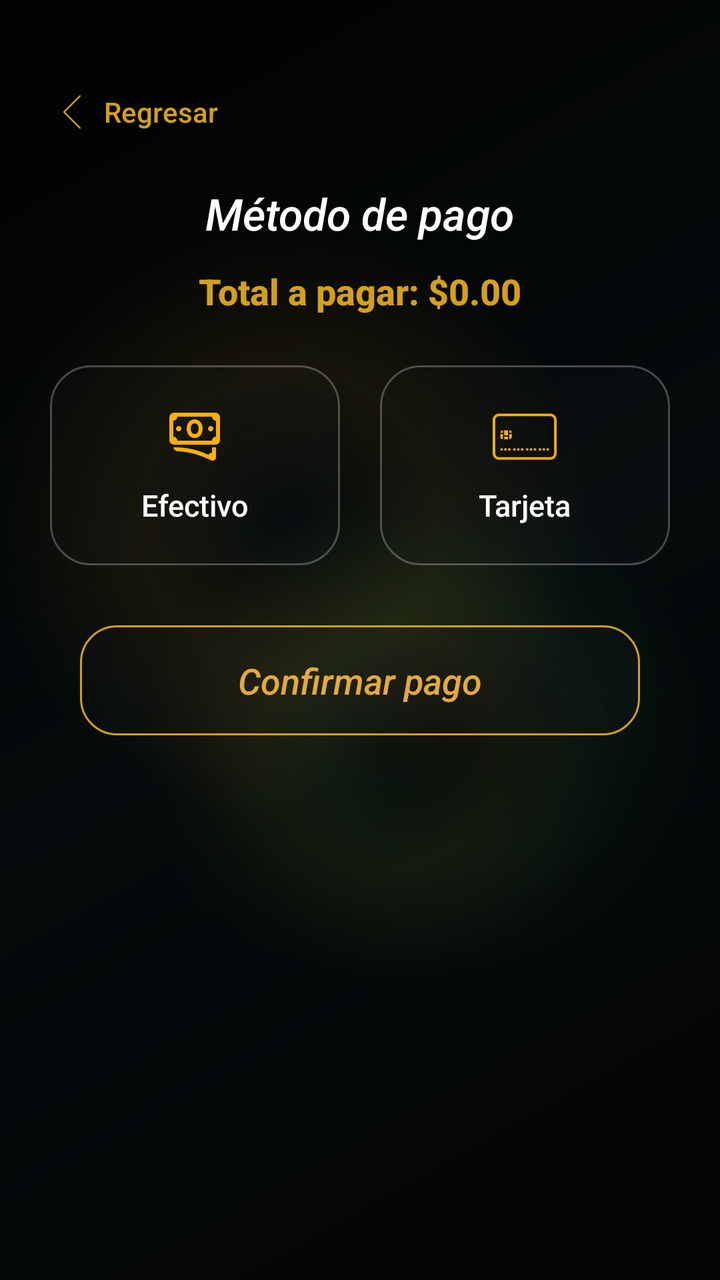
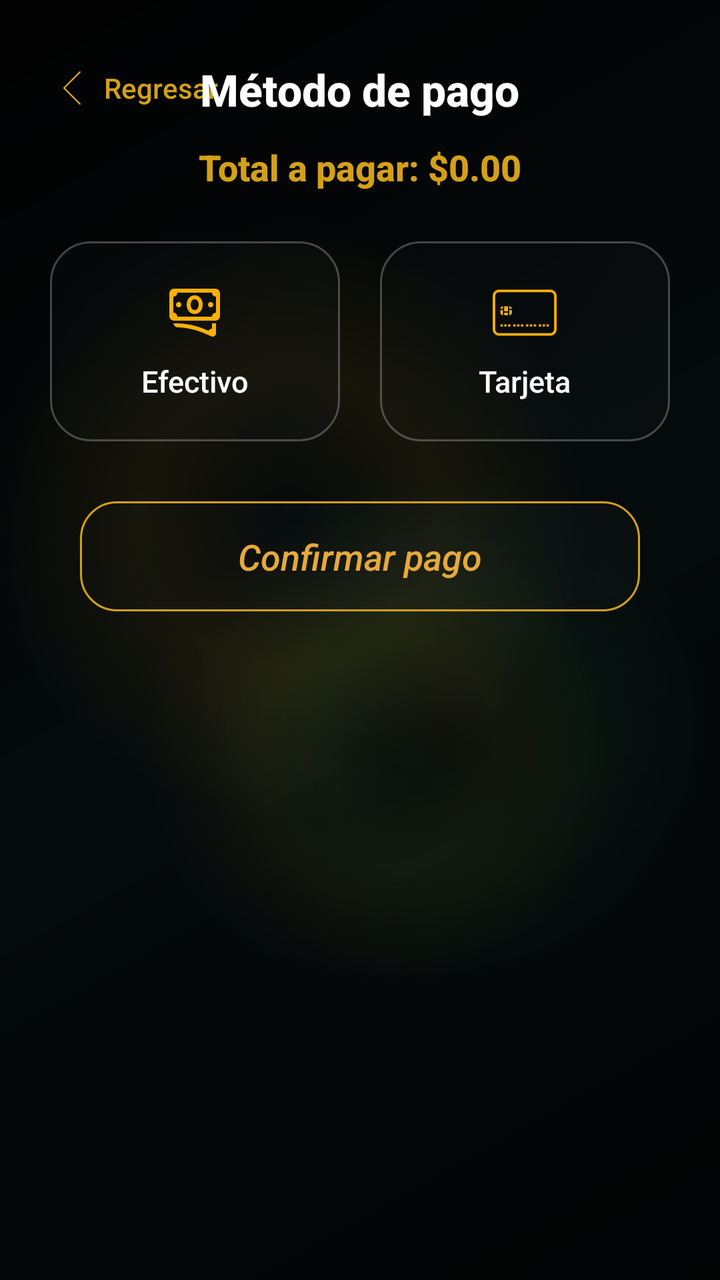

Compare the two renders of this Android layout. The source of the first and the diff that turns it into the second are given below.
<!-- AndroidManifest.xml: application theme Theme.AppKaaxPark -->
<!-- res/layout/activity_seleccionar_metodo_pago.xml -->
<?xml version="1.0" encoding="utf-8"?>
<androidx.constraintlayout.widget.ConstraintLayout
    xmlns:android="http://schemas.android.com/apk/res/android"
    xmlns:app="http://schemas.android.com/apk/res-auto"
    xmlns:tools="http://schemas.android.com/tools"
    android:layout_width="match_parent"
    android:layout_height="match_parent"
    android:background="@drawable/bg_screen_glass"
    tools:context=".Cliente.SeleccionarMetodoPago">

    <LinearLayout
        android:id="@+id/btnRegresar"
        android:layout_width="wrap_content"
        android:layout_height="wrap_content"
        android:layout_marginTop="40dp"
        android:layout_marginStart="20dp"
        android:gravity="center_vertical"
        android:orientation="horizontal"
        android:clickable="true"
        android:focusable="true"
        android:padding="6dp"
        app:layout_constraintTop_toTopOf="parent"
        app:layout_constraintStart_toStartOf="parent">

        <ImageView
            android:layout_width="20dp"
            android:layout_height="20dp"
            android:src="@drawable/icon_flecha"
            android:rotation="180"
            app:tint="#D4A017" />

        <TextView
            android:layout_width="wrap_content"
            android:layout_height="wrap_content"
            android:layout_marginStart="6dp"
            android:text="Regresar"
            android:textColor="#D4A017"
            android:textSize="14sp" />
    </LinearLayout>

    <TextView
        android:id="@+id/txtTituloMetodo"
        android:layout_width="wrap_content"
        android:layout_height="wrap_content"
        android:layout_marginTop="20dp"
        android:text="Método de pago"
        android:textColor="#FFFFFF"
        android:textSize="22sp"
        android:textStyle="italic"
        app:layout_constraintTop_toBottomOf="@id/btnRegresar"
        app:layout_constraintStart_toStartOf="parent"
        app:layout_constraintEnd_toEndOf="parent" />

    <TextView
        android:id="@+id/txtTotalAPagar"
        android:layout_width="wrap_content"
        android:layout_height="wrap_content"
        android:layout_marginTop="12dp"
        android:text="Total a pagar: $0.00"
        android:textColor="#D4A017"
        android:textSize="18sp"
        android:textStyle="bold"
        app:layout_constraintTop_toBottomOf="@id/txtTituloMetodo"
        app:layout_constraintStart_toStartOf="parent"
        app:layout_constraintEnd_toEndOf="parent" />

    <LinearLayout
        android:id="@+id/layoutMetodosPago"
        android:layout_width="match_parent"
        android:layout_height="wrap_content"
        android:layout_marginTop="25dp"
        android:layout_marginHorizontal="25dp"
        android:orientation="horizontal"
        app:layout_constraintTop_toBottomOf="@id/txtTotalAPagar">

        <LinearLayout
            android:id="@+id/cardEfectivo"
            android:layout_width="0dp"
            android:layout_height="100dp"
            android:layout_weight="1"
            android:layout_marginEnd="10dp"
            android:background="@drawable/borde_negro"
            android:gravity="center"
            android:orientation="vertical"
            android:clickable="true"
            android:focusable="true">

            <ImageView
                android:layout_width="32dp"
                android:layout_height="32dp"
                android:src="@drawable/icon_efectivo" />

            <TextView
                android:layout_width="wrap_content"
                android:layout_height="wrap_content"
                android:layout_marginTop="8dp"
                android:text="Efectivo"
                android:textColor="#FFFFFF"
                android:textSize="15sp" />
        </LinearLayout>

        <LinearLayout
            android:id="@+id/cardTarjeta"
            android:layout_width="0dp"
            android:layout_height="100dp"
            android:layout_weight="1"
            android:layout_marginStart="10dp"
            android:background="@drawable/borde_negro"
            android:gravity="center"
            android:orientation="vertical"
            android:clickable="true"
            android:focusable="true">

            <ImageView
                android:layout_width="32dp"
                android:layout_height="32dp"
                android:src="@drawable/icon_tarjeta" />

            <TextView
                android:layout_width="wrap_content"
                android:layout_height="wrap_content"
                android:layout_marginTop="8dp"
                android:text="Tarjeta"
                android:textColor="#FFFFFF"
                android:textSize="15sp" />
        </LinearLayout>

    </LinearLayout>

    <LinearLayout
        android:id="@+id/contenedorDatosTarjeta"
        android:layout_width="match_parent"
        android:layout_height="wrap_content"
        android:layout_marginTop="20dp"
        android:layout_marginHorizontal="25dp"
        android:orientation="vertical"
        android:visibility="gone"
        app:layout_constraintTop_toBottomOf="@id/layoutMetodosPago">

        <LinearLayout
            android:layout_width="match_parent"
            android:layout_height="50dp"
            android:background="@drawable/bg_input_field"
            android:gravity="center_vertical"
            android:padding="10dp"
            android:layout_marginBottom="10dp">
            <EditText
                android:id="@+id/txtNumeroTarjeta"
                android:layout_width="match_parent"
                android:layout_height="wrap_content"
                android:background="@null"
                android:hint="Número de tarjeta"
                android:inputType="number"
                android:maxLength="19"
                android:textColor="#FFFFFF"
                android:textColorHint="#7A7A7A"
                android:textSize="15sp"/>
        </LinearLayout>

        <LinearLayout
            android:layout_width="match_parent"
            android:layout_height="50dp"
            android:background="@drawable/bg_input_field"
            android:gravity="center_vertical"
            android:padding="10dp"
            android:layout_marginBottom="10dp">
            <EditText
                android:id="@+id/txtNombreTarjeta"
                android:layout_width="match_parent"
                android:layout_height="wrap_content"
                android:background="@null"
                android:hint="Nombre en la tarjeta"
                android:inputType="textCapWords"
                android:textColor="#FFFFFF"
                android:textColorHint="#7A7A7A"
                android:textSize="15sp"/>
        </LinearLayout>

        <LinearLayout
            android:layout_width="match_parent"
            android:layout_height="wrap_content"
            android:orientation="horizontal">

            <LinearLayout
                android:layout_width="0dp"
                android:layout_height="50dp"
                android:layout_weight="1"
                android:layout_marginEnd="5dp"
                android:background="@drawable/bg_input_field"
                android:gravity="center_vertical"
                android:padding="10dp">
                <EditText
                    android:id="@+id/txtFechaTarjeta"
                    android:layout_width="match_parent"
                    android:layout_height="wrap_content"
                    android:background="@null"
                    android:hint="MM/AA"
                    android:maxLength="5"
                    android:textColor="#FFFFFF"
                    android:textColorHint="#7A7A7A"
                    android:textSize="15sp"/>
            </LinearLayout>

            <LinearLayout
                android:layout_width="0dp"
                android:layout_height="50dp"
                android:layout_weight="1"
                android:layout_marginStart="5dp"
                android:background="@drawable/bg_input_field"
                android:gravity="center_vertical"
                android:padding="10dp">
                <EditText
                    android:id="@+id/txtCvvTarjeta"
                    android:layout_width="match_parent"
                    android:layout_height="wrap_content"
                    android:background="@null"
                    android:hint="CVV"
                    android:inputType="number"
                    android:maxLength="4"
                    android:textColor="#FFFFFF"
                    android:textColorHint="#7A7A7A"
                    android:textSize="15sp"/>
            </LinearLayout>
        </LinearLayout>

    </LinearLayout>

    <LinearLayout
        android:id="@+id/btnConfirmarPago"
        android:layout_width="match_parent"
        android:layout_height="55dp"
        android:layout_marginStart="40dp"
        android:layout_marginEnd="40dp"
        android:layout_marginTop="30dp"
        android:background="@drawable/border_boton_pagar"
        android:orientation="horizontal"
        android:gravity="center"
        android:clickable="true"
        android:focusable="true"
        app:layout_constraintTop_toBottomOf="@id/contenedorDatosTarjeta">

        <TextView
            android:id="@+id/txtBtnConfirmar"
            android:layout_width="wrap_content"
            android:layout_height="wrap_content"
            android:text="Confirmar pago"
            android:textStyle="italic"
            android:textColor="#E5A93C"
            android:textSize="18sp" />
    </LinearLayout>

</androidx.constraintlayout.widget.ConstraintLayout>
<!-- resources referenced by this layout -->
<resources>
  <!-- drawable bg_input_field (drawable) -->
  <?xml version="1.0" encoding="utf-8"?>
  <selector xmlns:android="http://schemas.android.com/apk/res/android">
      <item android:state_focused="true">
          <shape android:shape="rectangle">
              <gradient
                  android:angle="135"
                  android:startColor="#3A1A1E22"
                  android:centerColor="#2E171B1F"
                  android:endColor="#22101214" />
              <stroke
                  android:width="1.5dp"
                  android:color="@color/gold_primary" />
              <corners android:radius="14dp" />
          </shape>
      </item>
      <item>
          <shape android:shape="rectangle">
              <gradient
                  android:angle="135"
                  android:startColor="#331A1E22"
                  android:centerColor="#26171B1F"
                  android:endColor="#1F101214" />
              <stroke
                  android:width="1dp"
                  android:color="@color/glass_border" />
              <corners android:radius="14dp" />
          </shape>
      </item>
  </selector>
  <!-- drawable borde_negro (drawable) -->
  <?xml version="1.0" encoding="utf-8"?>
  <shape xmlns:android="http://schemas.android.com/apk/res/android">
      <gradient
          android:angle="135"
          android:startColor="#33181C20"
          android:centerColor="#2A161A1E"
          android:endColor="#22101214" />
      <stroke
          android:width="1dp"
          android:color="@color/glass_border" />
      <corners android:radius="20dp" />
  </shape>
  <!-- drawable border_boton_pagar (drawable) -->
  <?xml version="1.0" encoding="utf-8"?>
  <shape xmlns:android="http://schemas.android.com/apk/res/android"
      android:shape="rectangle">
      <gradient
          android:angle="135"
          android:startColor="#33191D21"
          android:centerColor="#26171B1F"
          android:endColor="#20101214" />
      <stroke
          android:width="1dp"
          android:color="@color/gold_primary" />
      <corners android:radius="18dp" />
  </shape>
  <style name="Theme.AppKaaxPark" parent="Base.Theme.AppKaaxPark" />
  <color name="gold_primary">#D4A017</color>
  <color name="glass_border">#40FFFFFF</color>
  <color name="glass_scrim">#66000000</color>
  <color name="black">#FF000000</color>
  <color name="gold_secondary">#E5A93C</color>
  <color name="gold_light">#F0C24B</color>
  <color name="glass_surface">#33191D21</color>
  <color name="white">#FFFFFFFF</color>
  <color name="glass_surface_soft">#22191D21</color>
  <style name="Widget.AppKaaxPark.TextView" parent="@android:style/Widget.TextView">
          <item name="android:fontFamily">sans-serif-medium</item>
      </style>
  <style name="Widget.AppKaaxPark.EditText" parent="@android:style/Widget.EditText">
          <item name="android:fontFamily">sans-serif-medium</item>
      </style>
  <style name="Widget.AppKaaxPark.Button" parent="@android:style/Widget.Button">
          <item name="android:fontFamily">sans-serif-medium</item>
          <item name="android:letterSpacing">0.02</item>
      </style>
  <!-- unchanged entries left out for length: 5 -->
</resources>

<!-- the commit's change to res/layout/activity_seleccionar_metodo_pago.xml (unified diff, before → after) -->
@@ -12,7 +12,7 @@
         android:id="@+id/btnRegresar"
         android:layout_width="wrap_content"
         android:layout_height="wrap_content"
-        android:layout_marginTop="40dp"
+        android:layout_marginTop="28dp"
         android:layout_marginStart="20dp"
         android:gravity="center_vertical"
         android:orientation="horizontal"
@@ -42,12 +42,12 @@
         android:id="@+id/txtTituloMetodo"
         android:layout_width="wrap_content"
         android:layout_height="wrap_content"
-        android:layout_marginTop="20dp"
+        android:layout_marginTop="30dp"
         android:text="Método de pago"
         android:textColor="#FFFFFF"
         android:textSize="22sp"
-        android:textStyle="italic"
-        app:layout_constraintTop_toBottomOf="@id/btnRegresar"
+        android:textStyle="bold"
+        app:layout_constraintTop_toTopOf="parent"
         app:layout_constraintStart_toStartOf="parent"
         app:layout_constraintEnd_toEndOf="parent" />
 
